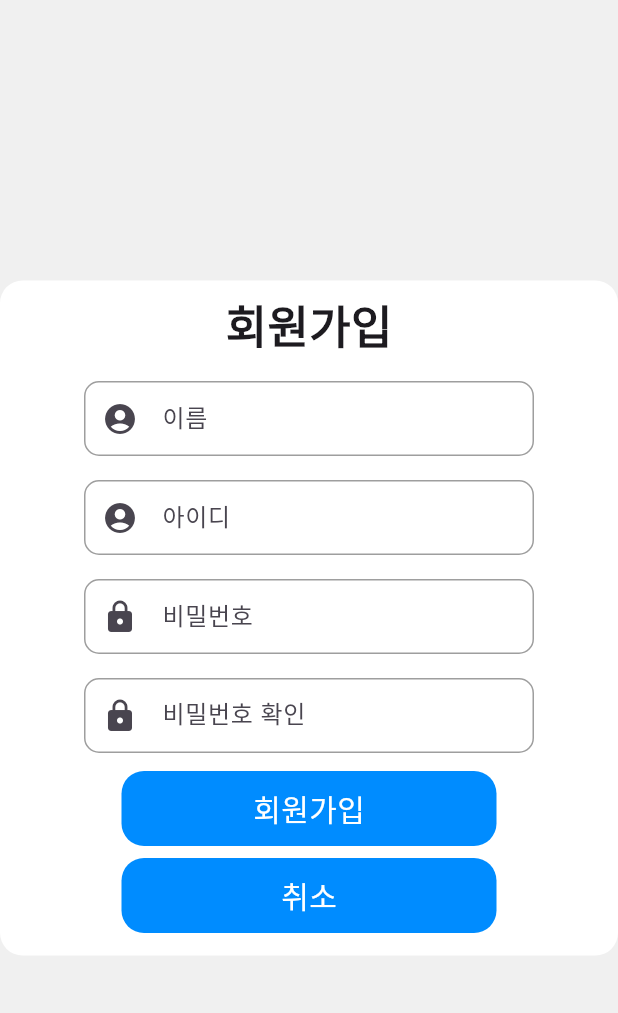
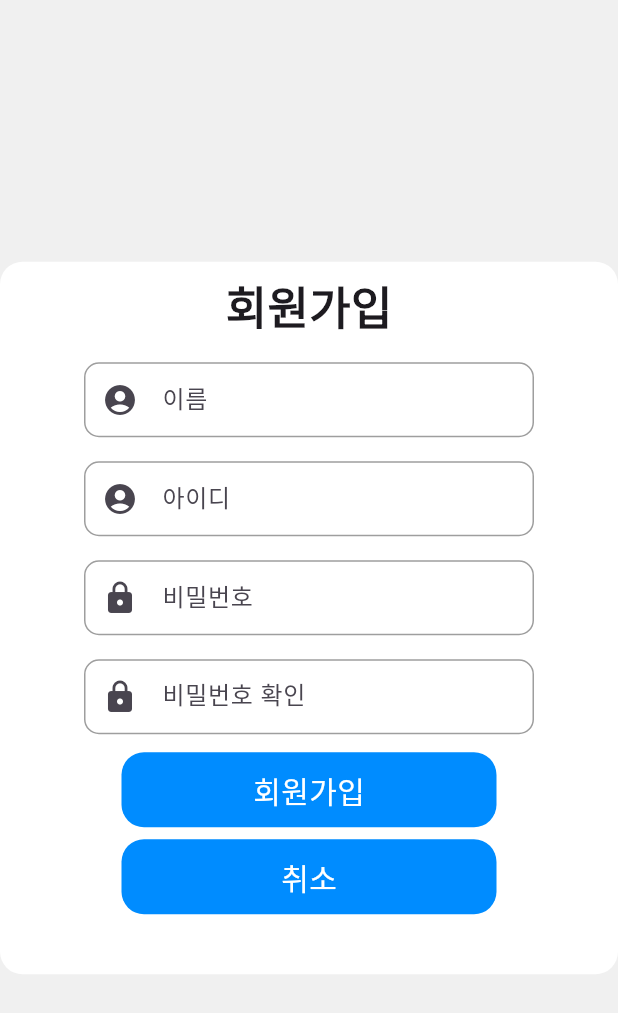
Before and after one commit to siar1234/tikitaka-front, a Flutter app: the WideRegisterPage screen opened directly, on a phone screen of 412 x 824 dp. Shown: the top 1013 px of the screen. Run offline on Flutter 3.47's test engine with Material 3 defaults, Android fonts, the phone set to English and light mode, and no system bars; our stand-ins replace file_picker, flutter_riverpod; missing offline and left inert: amphi, bitsdojo_window, media_kit, stomp_dart_client.

```diff
--- a/lib/pages/wide_register_page.dart
+++ b/lib/pages/wide_register_page.dart
@@ -112,7 +112,7 @@ class _WideRegisterPageState extends ConsumerState<WideRegisterPage> {
           Center(
             child: Container(
               width: 550,
-              height: 450,
+              height: 475,
               decoration: BoxDecoration(
                   color: Theme
                       .of(context)
@@ -143,7 +143,7 @@ class _WideRegisterPageState extends ConsumerState<WideRegisterPage> {
                   Visibility(
                     visible: passwordController.text != passwordConfirmController.text,
                     child: Text(
-                      AppLocalizations.of(context).get("password_different"),
+                      "비밀번호가 다릅니다",
                       style: TextStyle(
                         color: Colors.red
                       ),
```
